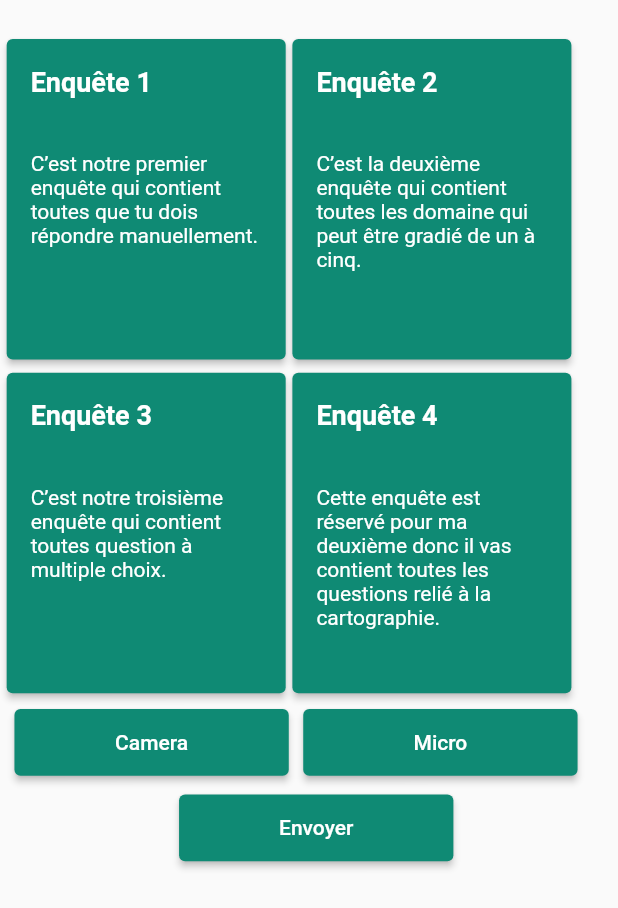
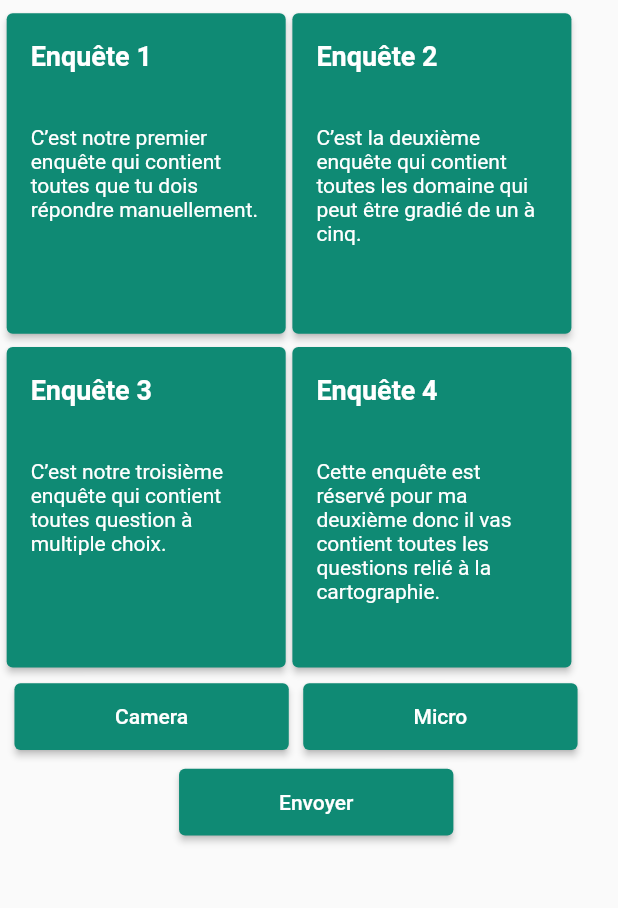
Before and after one commit to EccChaire/cci_app, a Flutter app: the Q3Page screen opened directly, after a tap on "Retour", on a phone screen of 412 x 824 dp. Shown: the top 908 px of the screen. Run offline on Flutter 3.47's test engine with Material 2 defaults, Android fonts, the light colour scheme and no system bars; our stand-ins replace cloud_firestore, firebase_auth, firebase_core, firebase_storage, flutter_screenutil, geolocator and 3 more; missing offline and left inert: flutter_sound; accounts and stored records are empty.

Commit message:
chang in

```diff
--- a/lib/data_space/dataspace_screen.dart
+++ b/lib/data_space/dataspace_screen.dart
@@ -35,7 +35,7 @@ class DataSpace extends StatelessWidget {
         body: ListView(
 
       children: [
-        SizedBox(height: 40.h),
+       // SizedBox(height: getProportionateScreenHeight(40)),
         Row(children: [
           QuizzCard(
             cardTitle: "Enquête 1",
--- a/lib/quizz1/quizz_screen.dart
+++ b/lib/quizz1/quizz_screen.dart
@@ -57,7 +57,7 @@ class Q1Page extends StatelessWidget {
   }
   Widget _buildsaveButton() {
     return  Container(
-        padding: EdgeInsets.only(left: getProportionateScreenWidth(240), top: getProportionateScreenHeight(20)),
+        padding: EdgeInsets.only(left: getProportionateScreenWidth(210), top: getProportionateScreenHeight(20)),
         child: TextButton(
           onPressed: () async{
               for (var index= 0; index<questions.length; index = index+1 ){
--- a/lib/quizz2/quizz_screen.dart
+++ b/lib/quizz2/quizz_screen.dart
@@ -68,7 +68,7 @@ class _Q2PageState extends State<Q2Page> {
   }
   Widget _buildsaveButton() {
     return  Container(
-        padding: EdgeInsets.only(left: getProportionateScreenWidth(240), top: getProportionateScreenHeight(20)),
+        padding: EdgeInsets.only(left: getProportionateScreenWidth(200), top: getProportionateScreenHeight(20)),
         child: TextButton(
           onPressed: () async{
             for (var index= 0; index<questions.length; index = index+1 ){
--- a/lib/quizz2/slider.dart
+++ b/lib/quizz2/slider.dart
@@ -31,7 +31,7 @@ class _MetricInterfaceState extends State<MetricInterface> {
     return Container(
         padding: EdgeInsets.only(left: getProportionateScreenWidth(30),right:getProportionateScreenWidth(30), top:getProportionateScreenHeight(getProportionateScreenWidth(30))),
         width: getProportionateScreenWidth(400),
-        height: getProportionateScreenHeight(130),
+        height: getProportionateScreenHeight(160),
         decoration: BoxDecoration(
         color: Colors.grey,
         shape: BoxShape.rectangle,
--- a/lib/quizz3/QCM.dart
+++ b/lib/quizz3/QCM.dart
@@ -32,7 +32,7 @@ class _ChooseTwoInOrderQuestionState extends State<ChooseTwoInOrderQuestion> {
 
   Widget build(BuildContext context) {
     return Padding(
-      padding: const EdgeInsets.all(8.0),
+      padding:  EdgeInsets.all(getProportionateScreenHeight(8.0)),
       child: Container(
           padding: EdgeInsets.only( top: getProportionateScreenWidth(20)),
       width: Get.size.width,
@@ -60,7 +60,7 @@ class _ChooseTwoInOrderQuestionState extends State<ChooseTwoInOrderQuestion> {
                 child: Row(
                   children: [
                     SizedBox(
-                        width: getProportionateScreenWidth(130),
+                        width: getProportionateScreenWidth(100),
                         height: getProportionateScreenHeight(50),
                         child: ListTile(
                           title: Text(options[index], style: TextStyle(fontWeight: FontWeight.bold, fontSize: 11)),
@@ -82,11 +82,11 @@ class _ChooseTwoInOrderQuestionState extends State<ChooseTwoInOrderQuestion> {
                     Row(
                         children:[
                           SizedBox(
-                              width: getProportionateScreenWidth(200),
+                              width: getProportionateScreenWidth(150),
                             child: Text(
-                              ( Descriptions[index].length <= 40)
+                              ( Descriptions[index].length <= 25)
                                   ? Descriptions[index]
-                                  : Descriptions[index].substring(0, 40) + '...',
+                                  : Descriptions[index].substring(0, 25) + '...',
                                 style: TextStyle(fontSize: 10)
                             ),
                           ),
--- a/lib/quizz3/quizz_screen.dart
+++ b/lib/quizz3/quizz_screen.dart
@@ -64,7 +64,7 @@ class _Q3PageState extends State<Q3Page> {
   }
   Widget _buildsaveButton() {
     return  Container(
-        padding: EdgeInsets.only(left: getProportionateScreenWidth(240), top: getProportionateScreenHeight(20)),
+        padding: EdgeInsets.only(left: getProportionateScreenWidth(200), top: getProportionateScreenHeight(20)),
         child: TextButton(
           onPressed: () async {
             for (var index= 0; index<questions.length; index = index+1 ){
```
